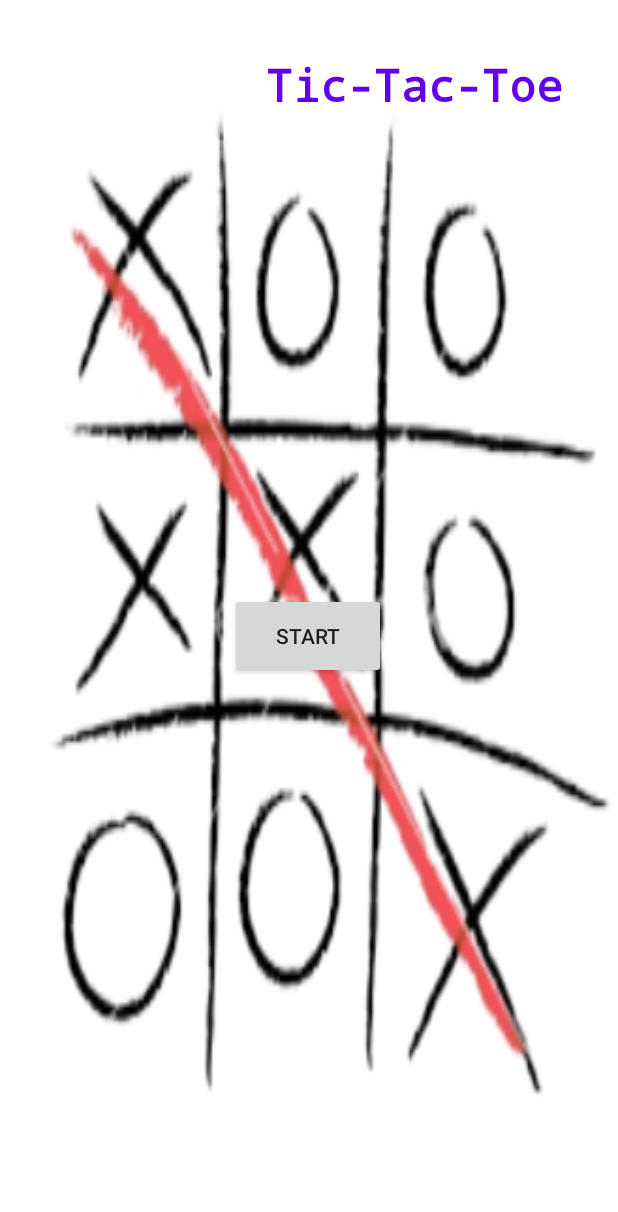
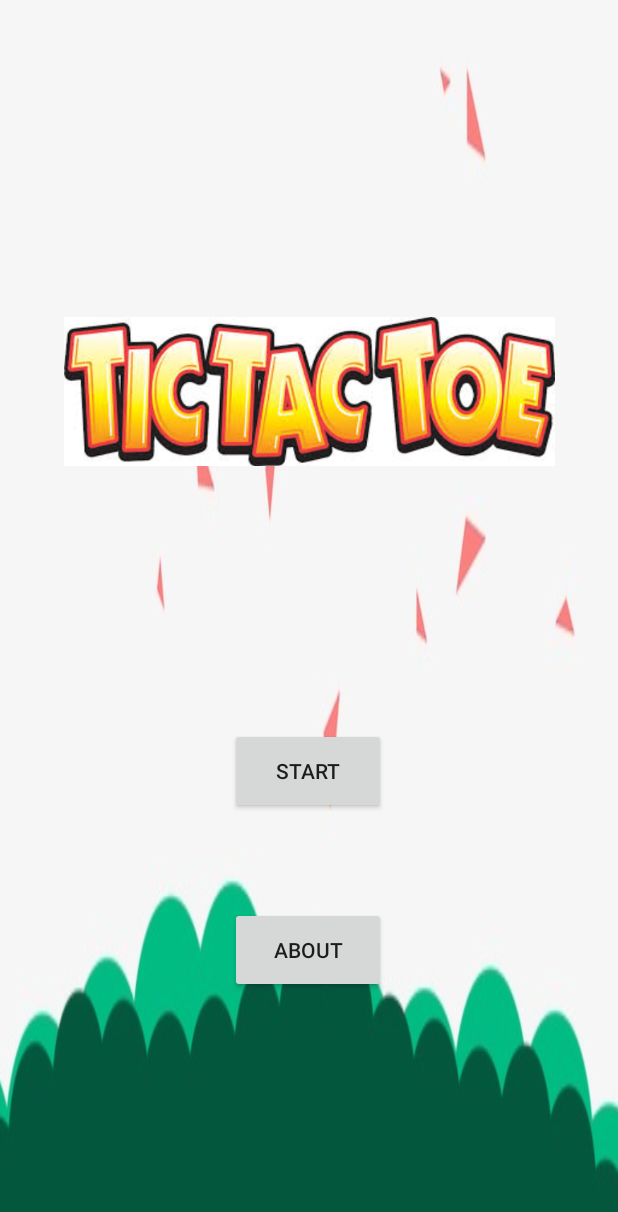
Before and after one commit to GabriellaXue/CS125finalproject, an Android app: the screen it shows after launch (Start), on a phone screen of 412 x 824 dp. Shown: the top 1212 px of the screen. Run offline under Robolectric (Android 15) with nearby library versions, the phone set to English and light mode, and no system bars.

Commit message:
improve layout

```diff
--- a/app/src/main/java/com/example/cs125finalproject/MainActivity.java
+++ b/app/src/main/java/com/example/cs125finalproject/MainActivity.java
@@ -271,6 +271,7 @@ public final class MainActivity extends AppCompatActivity {
             counterSeven = 0;
             counterEight = 0;
             counterNine = 0;
+
         }
         if (index == 2) {
             findViewById(R.id.one).setBackgroundColor(playertwo);
@@ -295,7 +296,7 @@ public final class MainActivity extends AppCompatActivity {
         }
     }
     private void restartClicked() {
-        Button restart = (Button) findViewById(R.id.restart);
+        Button restart = findViewById(R.id.restart);
         restart.setOnClickListener(new View.OnClickListener() {
             @Override
             public void onClick(View v) {
--- a/app/src/main/java/com/example/cs125finalproject/Start.java
+++ b/app/src/main/java/com/example/cs125finalproject/Start.java
@@ -16,7 +16,7 @@ public class Start extends AppCompatActivity {
 
     }
     private void configureNextButton() {
-        final Button startActivity = (Button) findViewById(R.id.Start);
+        final Button startActivity = findViewById(R.id.Start);
         startActivity.setOnClickListener(new View.OnClickListener() {
             @Override
             public void onClick(View v) {
--- a/app/src/main/res/layout/activity_main.xml
+++ b/app/src/main/res/layout/activity_main.xml
@@ -1,7 +1,12 @@
 <?xml version="1.0" encoding="utf-8"?>
+<RelativeLayout
+    xmlns:android="http://schemas.android.com/apk/res/android"
+    android:layout_width="fill_parent"
+    android:layout_height="fill_parent"
+    android:orientation="vertical"
+    android:background="@drawable/test2">
     <TableLayout xmlns:android="http://schemas.android.com/apk/res/android"
 
-    xmlns:tools="http://schemas.android.com/tools"
         android:layout_width="match_parent"
         android:layout_height="match_parent"
         android:layout_marginBottom="0mm"
@@ -178,3 +183,4 @@
             android:text="restart" />
 
     </TableLayout>
+</RelativeLayout>
--- a/app/src/main/res/layout/activity_start.xml
+++ b/app/src/main/res/layout/activity_start.xml
@@ -6,12 +6,28 @@
     android:layout_width="fill_parent"
     android:layout_height="fill_parent"
     android:orientation="vertical"
-    android:background="@drawable/tictactoe">
+    android:background="@drawable/test1">
 
     <android.support.constraint.ConstraintLayout
         android:layout_width="match_parent"
         android:layout_height="match_parent"
         tools:context=".Start">
+
+        <Button
+            android:id="@+id/About"
+            android:layout_width="104dp"
+            android:layout_height="57dp"
+            android:layout_marginStart="8dp"
+            android:layout_marginTop="32dp"
+            android:layout_marginEnd="8dp"
+            android:layout_marginBottom="8dp"
+            android:text="About"
+            app:layout_constraintBottom_toBottomOf="parent"
+            app:layout_constraintEnd_toEndOf="parent"
+            app:layout_constraintHorizontal_bias="0.498"
+            app:layout_constraintStart_toStartOf="parent"
+            app:layout_constraintTop_toTopOf="parent"
+            app:layout_constraintVertical_bias="0.788" />
 
         <Button
             android:id="@+id/Start"
@@ -26,28 +42,23 @@
             app:layout_constraintEnd_toEndOf="parent"
             app:layout_constraintHorizontal_bias="0.498"
             app:layout_constraintStart_toStartOf="parent"
-            app:layout_constraintTop_toTopOf="parent" />
+            app:layout_constraintTop_toTopOf="parent"
+            app:layout_constraintVertical_bias="0.624" />
 
-        <TextView
-            android:id="@+id/textView2"
-            android:layout_width="245dp"
-            android:layout_height="125dp"
+        <ImageView
+            android:id="@+id/imageView3"
+            android:layout_width="327dp"
+            android:layout_height="210dp"
             android:layout_marginStart="8dp"
             android:layout_marginTop="8dp"
             android:layout_marginEnd="8dp"
             android:layout_marginBottom="8dp"
-            android:fontFamily="monospace"
-            android:text="Tic-Tac-Toe"
-            android:textAlignment="center"
-            android:textColor="@color/design_default_color_primary"
-            android:textSize="30sp"
-            android:textStyle="bold"
-            app:layout_constraintBottom_toTopOf="@+id/Start"
+            app:layout_constraintBottom_toBottomOf="parent"
             app:layout_constraintEnd_toEndOf="parent"
-            app:layout_constraintHorizontal_bias="0.966"
             app:layout_constraintStart_toStartOf="parent"
             app:layout_constraintTop_toTopOf="parent"
-            app:layout_constraintVertical_bias="0.11" />
+            app:layout_constraintVertical_bias="0.247"
+            app:srcCompat="@drawable/images" />
 
     </android.support.constraint.ConstraintLayout>
 </RelativeLayout>
```
Also changed, not shown: app/src/main/res/drawable-v24/images.png (added), app/src/main/res/drawable-v24/test1.png (added), app/src/main/res/drawable-v24/test2.png (added), app/src/main/res/drawable-v24/title.png (added), app/src/main/res/drawable/tictactoe.png (deleted). Lines whose indentation alone changed are shown as unchanged.
